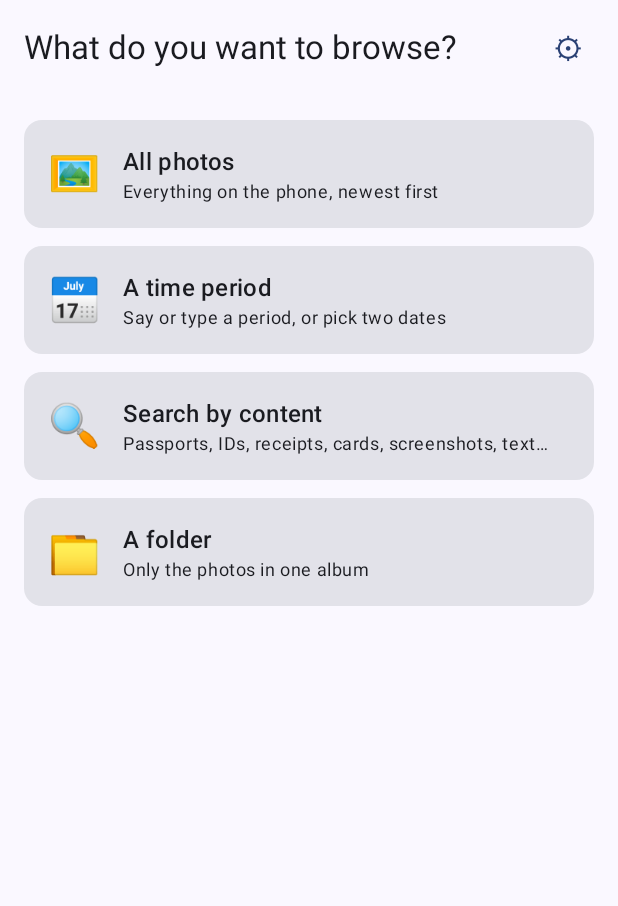
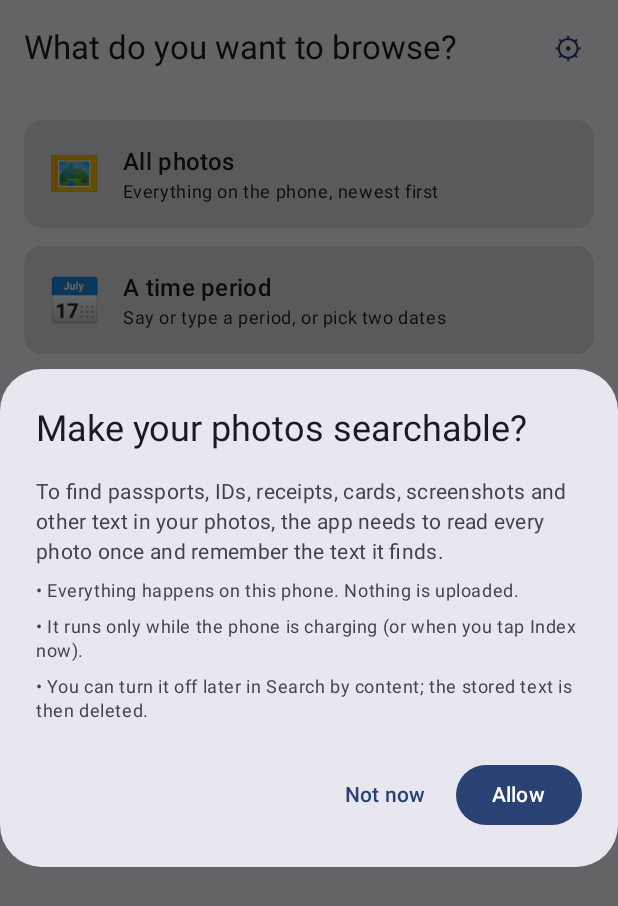
Before and after one commit to xtho25/photos-android-app, an Android app built with Jetpack Compose: the screen it shows after launch (MainActivity), on a phone screen of 412 x 824 dp. Shown: the top 906 px of the screen. Run offline under Robolectric (Android 15) with nearby library versions, the phone set to English and light mode, and no system bars; libraries missing offline, so code that uses them is left out: com.google.mlkit.vision; 2 statements that could not run were skipped.

Commit message:
Ask for permission before indexing photos for content search
- First start shows a dialog explaining on-device indexing; nothing is
  indexed until the user taps Allow.
- "Not now" (or turning it off later in Search by content) cancels all
  index work and deletes the stored text.
- IndexWorker refuses to run without consent, so schedules from older
  versions can't index either.
- CLAUDE.md updated.

Co-Authored-By: Claude Opus 5.5 <noreply@anthropic.com>

```diff
--- a/app/src/main/java/com/voicepick/photos/AppViewModel.kt
+++ b/app/src/main/java/com/voicepick/photos/AppViewModel.kt
@@ -170,11 +170,28 @@ class AppViewModel(app: Application) : AndroidViewModel(app) {
     var indexStatus by mutableStateOf<IndexStatus?>(null)
         private set
 
+    /** The user's answer to "index all photos for content search?"; null = not asked yet. */
+    var indexConsent by mutableStateOf(IndexWorker.consent(app))
+        private set
+
+    fun setIndexConsent(allow: Boolean) {
+        val app = getApplication<Application>()
+        prefs.edit().putBoolean(IndexWorker.KEY_CONSENT, allow).apply()
+        indexConsent = allow
+        if (allow) {
+            IndexWorker.schedulePeriodic(app)
+        } else {
+            IndexWorker.disable(app)
+            viewModelScope.launch(Dispatchers.IO) { runCatching { searchIndex.clear() } }
+        }
+        refreshIndexStatus()
+    }
+
     init {
         app.contentResolver.registerContentObserver(
             MediaStore.Images.Media.EXTERNAL_CONTENT_URI, true, observer,
         )
-        IndexWorker.schedulePeriodic(app)
+        if (indexConsent == true) IndexWorker.schedulePeriodic(app) else IndexWorker.disable(app)
         viewModelScope.launch {
             WorkManager.getInstance(app).getWorkInfosByTagFlow(IndexWorker.WORK_TAG).collect { infos ->
                 val run = infos.firstOrNull { it.state == WorkInfo.State.RUNNING }
--- a/app/src/main/java/com/voicepick/photos/MainActivity.kt
+++ b/app/src/main/java/com/voicepick/photos/MainActivity.kt
@@ -45,6 +45,7 @@ import androidx.lifecycle.compose.LifecycleResumeEffect
 import androidx.lifecycle.viewmodel.compose.viewModel
 import com.voicepick.photos.ui.FolderPickerScreen
 import com.voicepick.photos.ui.GridScreen
+import com.voicepick.photos.ui.IndexConsentDialog
 import com.voicepick.photos.ui.SourceScreen
 import com.voicepick.photos.ui.ViewerScreen
 
@@ -64,6 +65,13 @@ class MainActivity : ComponentActivity() {
 
 @Composable
 private fun App(vm: AppViewModel = viewModel()) {
+    // First start: ask before indexing photos for content search.
+    if (vm.indexConsent == null) {
+        IndexConsentDialog(
+            onAllow = { vm.setIndexConsent(true) },
+            onDeny = { vm.setIndexConsent(false) },
+        )
+    }
     when (val screen = vm.screen) {
         Screen.Source -> SourceScreen(vm)
         Screen.Folders -> {
--- a/app/src/main/java/com/voicepick/photos/search/IndexWorker.kt
+++ b/app/src/main/java/com/voicepick/photos/search/IndexWorker.kt
@@ -62,6 +62,8 @@ class IndexWorker(context: Context, params: WorkerParameters) : CoroutineWorker(
 
     private suspend fun index(): Result {
         val ctx = applicationContext
+        // Never read photos unless the user agreed (also guards schedules left from older versions).
+        if (!isAllowed(ctx)) return Result.success()
         if (automatic && !isPluggedIn(ctx)) return Result.success()
         val readPerm = if (Build.VERSION.SDK_INT >= 33) Manifest.permission.READ_MEDIA_IMAGES else Manifest.permission.READ_EXTERNAL_STORAGE
         if (ContextCompat.checkSelfPermission(ctx, readPerm) != PackageManager.PERMISSION_GRANTED) return Result.success()
@@ -82,7 +84,7 @@ class IndexWorker(context: Context, params: WorkerParameters) : CoroutineWorker(
         val recognizer = TextRecognition.getClient(TextRecognizerOptions.DEFAULT_OPTIONS)
         try {
             for ((i, item) in todo.withIndex()) {
-                if (isStopped) break
+                if (isStopped || !isAllowed(ctx)) break
                 if (automatic && i % 10 == 0 && !isPluggedIn(ctx)) {
                     Log.i(TAG, "unplugged, pausing")
                     break
@@ -179,6 +181,23 @@ class IndexWorker(context: Context, params: WorkerParameters) : CoroutineWorker(
 
         private val running = Mutex()
 
+        /** SharedPreferences file and key holding the user's answer to "index my photos?". */
+        const val PREFS = "settings"
+        const val KEY_CONSENT = "index_consent"
+
+        /** null = not asked yet. */
+        fun consent(context: Context): Boolean? {
+            val prefs = context.getSharedPreferences(PREFS, Context.MODE_PRIVATE)
+            return if (prefs.contains(KEY_CONSENT)) prefs.getBoolean(KEY_CONSENT, false) else null
+        }
+
+        fun isAllowed(context: Context) = consent(context) == true
+
+        /** Turns indexing off completely: no automatic runs until the user allows it again. */
+        fun disable(context: Context) {
+            WorkManager.getInstance(context).cancelAllWorkByTag(WORK_TAG)
+        }
+
         /**
          * Checks hourly and indexes new photos only while the phone is plugged in.
          * (WorkManager's own "requires charging" constraint misreads the charging state on HyperOS,
--- a/app/src/main/java/com/voicepick/photos/search/SearchIndex.kt
+++ b/app/src/main/java/com/voicepick/photos/search/SearchIndex.kt
@@ -63,6 +63,11 @@ class SearchIndex private constructor(context: Context) :
         }
     }
 
+    /** Deletes everything that was indexed. */
+    fun clear() {
+        writableDatabase.delete("photos", null, null)
+    }
+
     fun count(): Int =
         readableDatabase.rawQuery("SELECT COUNT(*) FROM photos", null).use { c -> if (c.moveToFirst()) c.getInt(0) else 0 }
 
--- /dev/null
+++ b/app/src/main/java/com/voicepick/photos/ui/IndexConsentDialog.kt
@@ -0,0 +1,39 @@
+package com.voicepick.photos.ui
+
+import androidx.compose.foundation.layout.Arrangement
+import androidx.compose.foundation.layout.Column
+import androidx.compose.material3.AlertDialog
+import androidx.compose.material3.Button
+import androidx.compose.material3.MaterialTheme
+import androidx.compose.material3.Text
+import androidx.compose.material3.TextButton
+import androidx.compose.runtime.Composable
+import androidx.compose.ui.unit.dp
+
+/** Asks before any photo is read for content search. */
+@Composable
+fun IndexConsentDialog(onAllow: () -> Unit, onDeny: () -> Unit, onDismiss: () -> Unit = onDeny) {
+    AlertDialog(
+        onDismissRequest = onDismiss,
+        title = { Text("Make your photos searchable?") },
+        text = {
+            Column(verticalArrangement = Arrangement.spacedBy(8.dp)) {
+                Text(
+                    "To find passports, IDs, receipts, cards, screenshots and other text in your photos, " +
+                        "the app needs to read every photo once and remember the text it finds.",
+                )
+                Text("• Everything happens on this phone. Nothing is uploaded.", style = MaterialTheme.typography.bodySmall)
+                Text(
+                    "• It runs only while the phone is charging (or when you tap Index now).",
+                    style = MaterialTheme.typography.bodySmall,
+                )
+                Text(
+                    "• You can turn it off later in Search by content; the stored text is then deleted.",
+                    style = MaterialTheme.typography.bodySmall,
+                )
+            }
+        },
+        confirmButton = { Button(onClick = onAllow) { Text("Allow") } },
+        dismissButton = { TextButton(onClick = onDeny) { Text("Not now") } },
+    )
+}
```
Also changed, not shown: app/src/main/java/com/voicepick/photos/ui/SearchSection.kt (+39 -0 lines), 1 other file.
